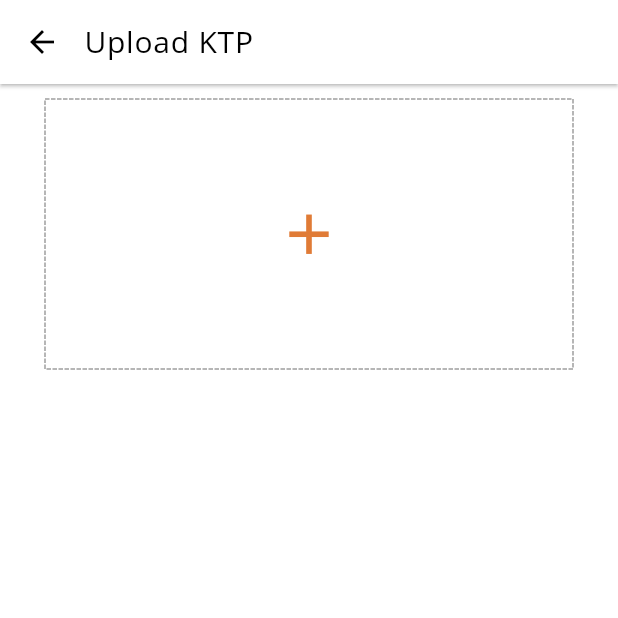
After one commit to primajatnika271995/Hasjrat-Asistant, a Flutter app: the UploadKTPCustomerView screen opened directly, on a phone screen of 412 x 824 dp, the top half of it. The commit adds this screen. Run offline on Flutter 3.47's test engine with Material 2 defaults, Android fonts, the phone set to English and light mode, and no system bars; drawn by our look-alikes of dotted_border; our stand-ins replace bloc, carousel_slider, dio, equatable, flutter_bloc, flutter_local_notifications and 11 more; missing offline and left inert: android_alarm_manager, firebase_ml_vision, scanbot_sdk, select_dialog, simple_logger; accounts and stored records are empty; network calls fail.

```diff
--- a/lib/src/views/prospect_customer_page/add_prospect_customer.dart
+++ b/lib/src/views/prospect_customer_page/add_prospect_customer.dart
@@ -3,8 +3,6 @@ import 'dart:io';
 import 'package:dotted_border/dotted_border.dart';
 import 'package:firebase_ml_vision/firebase_ml_vision.dart';
 import 'package:flutter/material.dart';
-import 'package:image_cropper/image_cropper.dart';
-import 'package:image_picker/image_picker.dart';
 import 'package:salles_tools/src/utils/hex_converter.dart';
 import 'package:salles_tools/src/utils/regex_file.dart';
 import 'package:salles_tools/src/utils/screen_size.dart';
@@ -18,122 +16,15 @@ class ProspectAddView extends StatefulWidget {
 }
 
 class _ProspectAddViewState extends State<ProspectAddView> {
-  var _scaffoldKey = GlobalKey<ScaffoldState>();
-
   String _currentSelectContext;
   String _currentSelectColor;
 
   var customerNameCtrl = new TextEditingController();
   var customerNIKCtrl = new TextEditingController();
 
-  Image currentPreviewImage;
-  final TextRecognizer textRecognizer =
-      FirebaseVision.instance.textRecognizer();
-
-  void _onPickImage() async {
-    final scaffold = _scaffoldKey.currentState;
-
-    var config = DocumentScannerConfiguration(
-      multiPageEnabled: false,
-      bottomBarBackgroundColor: HexColor('#E07B36'),
-      multiPageButtonHidden: true,
-      cameraPreviewMode: CameraPreviewMode.FILL_IN,
-      cancelButtonTitle: "Cancel",
-    );
-    var result = await ScanbotSdkUi.startDocumentScanner(config);
-
-    if (result.operationResult == OperationResult.SUCCESS) {
-      setState(() {
-        currentPreviewImage = Image.file(File.fromUri(result.pages[0].documentImageFileUri));
-      });
-
-      final FirebaseVisionImage visionImage =
-          FirebaseVisionImage.fromFilePath(result.pages[0].documentImageFileUri.path);
-      final VisionText visionText =
-          await textRecognizer.processImage(visionImage);
-
-      String text = visionText.text;
-
-      setState(() {
-        customerNameCtrl.text = visionText.blocks[3].text;
-      });
-
-      for (TextBlock block in visionText.blocks) {
-
-        for (TextLine line in block.lines) {
-          for (TextElement element in line.elements) {
-            setState(() {
-              customerNIKCtrl.text = Regex.isValidationNIK(block.text);
-            });
-          }
-        }
-      }
-    }
-
-//    try {
-//      final file = await ImagePicker.pickImage(source: ImageSource.camera);
-//      if (file == null) {
-//        throw Exception('File is not available');
-//      }
-//
-//      var fileCropper = await ImageCropper.cropImage(
-//        sourcePath: file.path,
-//        aspectRatioPresets: [
-//          CropAspectRatioPreset.square,
-//          CropAspectRatioPreset.ratio3x2,
-//          CropAspectRatioPreset.original,
-//          CropAspectRatioPreset.ratio4x3,
-//          CropAspectRatioPreset.ratio16x9
-//        ],
-//        androidUiSettings: AndroidUiSettings(
-//          toolbarTitle: 'KTP Cropper',
-//          toolbarWidgetColor: Colors.white,
-//          initAspectRatio: CropAspectRatioPreset.ratio4x3,
-//          showCropGrid: true,
-//          toolbarColor: HexColor('#E07B36'),
-//          lockAspectRatio: false,
-//        ),
-//        iosUiSettings: IOSUiSettings(
-//          minimumAspectRatio: 1.0,
-//        ),
-//      );
-//
-//      setState(() {
-//        imageFile = fileCropper;
-//      });
-//
-//      final FirebaseVisionImage visionImage =
-//          FirebaseVisionImage.fromFile(fileCropper);
-//      final VisionText visionText =
-//          await textRecognizer.processImage(visionImage);
-//
-//      String text = visionText.text;
-//
-//      setState(() {
-//        customerNameCtrl.text = visionText.blocks[3].text;
-//      });
-//
-//      for (TextBlock block in visionText.blocks) {
-//
-//        for (TextLine line in block.lines) {
-//          for (TextElement element in line.elements) {
-//            setState(() {
-//              customerNIKCtrl.text = Regex.isValidationNIK(block.text);
-//            });
-//          }
-//        }
-//      }
-//    } catch (e) {
-//      scaffold.showSnackBar(SnackBar(
-//        content: Text(e.toString()),
-//      ));
-//    }
-  }
-
   @override
   void dispose() {
     // TODO: implement dispose
-    textRecognizer.close();
     super.dispose();
   }
 
@@ -159,29 +50,6 @@ class _ProspectAddViewState extends State<ProspectAddView> {
           crossAxisAlignment: CrossAxisAlignment.start,
           children: <Widget>[
             dropdownMenu(),
-            Padding(
-              padding: const EdgeInsets.symmetric(horizontal: 50, vertical: 10),
-              child: Container(
-                height: 180,
-                width: screenWidth(context),
-                child: currentPreviewImage == null
-                    ? DottedBorder(
-                        strokeWidth: 1,
-                        color: Colors.grey,
-                        child: Center(
-                          child: IconButton(
-                            icon: Icon(Icons.add),
-                            iconSize: 45,
-                            color: HexColor('#E07B36'),
-                            onPressed: () {
-                              _onPickImage();
-                            },
-                          ),
-                        ),
-                      )
-                    : currentPreviewImage,
-              ),
-            ),
             formNamaCusotmer(),
             formNIK(),
             formContact(),
--- a/lib/src/views/prospect_customer_page/list_prospect_customer.dart
+++ b/lib/src/views/prospect_customer_page/list_prospect_customer.dart
@@ -3,6 +3,7 @@ import 'package:flutter_slidable/flutter_slidable.dart';
 import 'package:salles_tools/src/utils/hex_converter.dart';
 import 'package:salles_tools/src/views/prospect_customer_page/add_prospect_customer.dart';
 import 'package:salles_tools/src/views/prospect_customer_page/details_prospect_customer.dart';
+import 'package:salles_tools/src/views/prospect_customer_page/upload_ktp_customer.dart';
 
 class ProspectCustomerListView extends StatefulWidget {
   @override
@@ -14,7 +15,7 @@ class _ProspectCustomerListViewState extends State<ProspectCustomerListView> {
   void _onAddProspectCustomer() {
     Navigator.of(context).push(
       PageRouteBuilder(
-        pageBuilder: (_, __, ___) => ProspectAddView(),
+        pageBuilder: (_, __, ___) => UploadKTPCustomerView(),
         transitionDuration: Duration(milliseconds: 150),
         transitionsBuilder:
             (_, Animation<double> animation, __, Widget child) {
--- /dev/null
+++ b/lib/src/views/prospect_customer_page/upload_ktp_customer.dart
@@ -0,0 +1,332 @@
+import 'dart:io';
+
+import 'package:dotted_border/dotted_border.dart';
+import 'package:firebase_ml_vision/firebase_ml_vision.dart';
+import 'package:flutter/material.dart';
+import 'package:salles_tools/src/utils/hex_converter.dart';
+import 'package:salles_tools/src/utils/regex_file.dart';
+import 'package:salles_tools/src/utils/screen_size.dart';
+import 'package:salles_tools/src/views/components/log.dart';
+import 'package:scanbot_sdk/common_data.dart';
+import 'package:scanbot_sdk/document_scan_data.dart';
+import 'package:scanbot_sdk/scanbot_sdk_ui.dart';
+
+class UploadKTPCustomerView extends StatefulWidget {
+  @override
+  _UploadKTPCustomerViewState createState() => _UploadKTPCustomerViewState();
+}
+
+class _UploadKTPCustomerViewState extends State<UploadKTPCustomerView> {
+  Image currentPreviewImage;
+  String namaScan, nikScan, ttlScan, genderScan, alamatScan, agamaScan;
+
+  final TextRecognizer textRecognizer = FirebaseVision.instance.textRecognizer();
+
+  void _onPickImage() async {
+    var config = DocumentScannerConfiguration(
+      multiPageEnabled: false,
+      bottomBarBackgroundColor: HexColor('#E07B36'),
+      multiPageButtonHidden: true,
+      cancelButtonTitle: "Cancel",
+    );
+    var result = await ScanbotSdkUi.startDocumentScanner(config);
+
+    if (result.operationResult == OperationResult.SUCCESS) {
+      setState(() {
+        currentPreviewImage = Image.file(File.fromUri(result.pages[0].documentImageFileUri));
+      });
+
+      final FirebaseVisionImage visionImage =
+      FirebaseVisionImage.fromFilePath(result.pages[0].documentImageFileUri.path);
+      final VisionText visionText =
+      await textRecognizer.processImage(visionImage);
+
+      String text = visionText.text;
+      setState(() {
+        namaScan = visionText.blocks[3].text;
+        ttlScan = visionText.blocks[4].text;
+        genderScan = visionText.blocks[5].text;
+        agamaScan = visionText.blocks[6].text;
+        alamatScan = visionText.blocks[7].text;
+      });
+
+      for (TextBlock block in visionText.blocks) {
+        log.info(block.text);
+        for (TextLine line in block.lines) {
+          for (TextElement element in line.elements) {
+            setState(() {
+              nikScan = Regex.isValidationNIK(block.text);
+            });
+          }
+        }
+      }
+    }
+  }
+
+  @override
+  void dispose() {
+    // TODO: implement dispose
+    textRecognizer.close();
+    super.dispose();
+  }
+
+  @override
+  Widget build(BuildContext context) {
+    return Scaffold(
+      backgroundColor: Colors.white,
+      appBar: AppBar(
+        backgroundColor: Colors.white,
+        elevation: 1,
+        titleSpacing: 0,
+        title: Text(
+          "Upload KTP",
+          style: TextStyle(
+            color: Colors.black,
+            letterSpacing: 0.5,
+          ),
+        ),
+        iconTheme: IconThemeData(color: Colors.black),
+      ),
+      body: SingleChildScrollView(
+        child: Column(
+          children: <Widget>[
+            Padding(
+              padding: const EdgeInsets.symmetric(horizontal: 30, vertical: 10),
+              child: Stack(
+                children: <Widget>[
+                  Container(
+                    height: 180,
+                    width: screenWidth(context),
+                    child: currentPreviewImage == null
+                        ? DottedBorder(
+                      strokeWidth: 1,
+                      color: Colors.grey,
+                      child: Center(
+                        child: IconButton(
+                          icon: Icon(Icons.add),
+                          iconSize: 45,
+                          color: HexColor('#E07B36'),
+                          onPressed: () {
+                            _onPickImage();
+                          },
+                        ),
+                      ),
+                    )
+                        : currentPreviewImage,
+                  ),
+                  currentPreviewImage == null ? SizedBox() : Positioned(
+                    bottom: 0,
+                    right: 0,
+                    child: FloatingActionButton(
+                      onPressed: () {
+                        _onPickImage();
+                      },
+                      mini: true,
+                      child: Icon(Icons.add),
+                      backgroundColor: Colors.red,
+                    ),
+                  ),
+                ],
+              ),
+            ),
+            SizedBox(
+              height: 15,
+            ),
+            currentPreviewImage == null ? SizedBox() : Padding(
+              padding: const EdgeInsets.symmetric(horizontal: 30, vertical: 5),
+              child: Row(
+                crossAxisAlignment: CrossAxisAlignment.start,
+                children: <Widget>[
+                  Expanded(
+                    flex: 4,
+                    child: Text(
+                      "Nama KTP",
+                      style: TextStyle(
+                        fontSize: 16,
+                        fontWeight: FontWeight.w700,
+                        letterSpacing: 0.3,
+                      ),
+                    ),
+                  ),
+                  Expanded(
+                    flex: 6,
+                    child: Text(
+                      namaScan == null ? "-" : "$namaScan",
+                      style: TextStyle(
+                        fontSize: 16,
+                        letterSpacing: 1.0,
+                      ),
+                    ),
+                  ),
+                ],
+              ),
+            ),
+            currentPreviewImage == null ? SizedBox() : Padding(
+              padding: const EdgeInsets.symmetric(horizontal: 30, vertical: 5),
+              child: Row(
+                crossAxisAlignment: CrossAxisAlignment.start,
+                children: <Widget>[
+                  Expanded(
+                    flex: 4,
+                    child: Text(
+                      "Nomor Induk KTP",
+                      style: TextStyle(
+                        fontSize: 16,
+                        fontWeight: FontWeight.w700,
+                        letterSpacing: 0.3,
+                      ),
+                    ),
+                  ),
+                  Expanded(
+                    flex: 6,
+                    child: Text(
+                      nikScan == null ? "-" : "$nikScan",
+                      style: TextStyle(
+                        fontSize: 16,
+                        letterSpacing: 1.0,
+                      ),
+                    ),
+                  ),
+                ],
+              ),
+            ),
+            currentPreviewImage == null ? SizedBox() : Padding(
+              padding: const EdgeInsets.symmetric(horizontal: 30, vertical: 5),
+              child: Row(
+                crossAxisAlignment: CrossAxisAlignment.start,
+                children: <Widget>[
+                  Expanded(
+                    flex: 4,
+                    child: Text(
+                      "Tempat, Tgl Lahir",
+                      style: TextStyle(
+                        fontSize: 16,
+                        fontWeight: FontWeight.w700,
+                        letterSpacing: 0.3,
+                      ),
+                    ),
+                  ),
+                  Expanded(
+                    flex: 6,
+                    child: Text(
+                      ttlScan == null ? "-" : "$ttlScan",
+                      style: TextStyle(
+                        fontSize: 16,
+                        letterSpacing: 1.0,
+                      ),
+                    ),
+                  ),
+                ],
+              ),
+            ),
+            currentPreviewImage == null ? SizedBox() : Padding(
+              padding: const EdgeInsets.symmetric(horizontal: 30, vertical: 5),
+              child: Row(
+                crossAxisAlignment: CrossAxisAlignment.start,
+                children: <Widget>[
+                  Expanded(
+                    flex: 4,
+                    child: Text(
+                      "Jenis Kelamin",
+                      style: TextStyle(
+                        fontSize: 16,
+                        fontWeight: FontWeight.w700,
+                        letterSpacing: 0.3,
+                      ),
+                    ),
+                  ),
+                  Expanded(
+                    flex: 6,
+                    child: Text(
+                      genderScan == null ? "-" : "$genderScan",
+                      style: TextStyle(
+                        fontSize: 16,
+                        letterSpacing: 1.0,
+                      ),
+                    ),
+                  ),
+                ],
+              ),
+            ),
+            currentPreviewImage == null ? SizedBox() : Padding(
+              padding: const EdgeInsets.symmetric(horizontal: 30, vertical: 5),
+              child: Row(
+                crossAxisAlignment: CrossAxisAlignment.start,
+                children: <Widget>[
+                  Expanded(
+                    flex: 4,
+                    child: Text(
+                      "Agama",
+                      style: TextStyle(
+                        fontSize: 16,
+                        fontWeight: FontWeight.w700,
+                        letterSpacing: 0.3,
+                      ),
+                    ),
+                  ),
+                  Expanded(
+                    flex: 6,
+                    child: Text(
+                      agamaScan == null ? "-" : "$agamaScan",
+                      style: TextStyle(
+                        fontSize: 16,
+                        letterSpacing: 1.0,
+                      ),
+                    ),
+                  ),
+                ],
+              ),
+            ),
+            currentPreviewImage == null ? SizedBox() : Padding(
+              padding: const EdgeInsets.symmetric(horizontal: 30, vertical: 5),
+              child: Row(
+                crossAxisAlignment: CrossAxisAlignment.start,
+                children: <Widget>[
+                  Expanded(
+                    flex: 4,
+                    child: Text(
+                      "Alamat KTP",
+                      style: TextStyle(
+                        fontSize: 16,
+                        fontWeight: FontWeight.w700,
+                        letterSpacing: 0.3,
+                      ),
+                    ),
+                  ),
+                  Expanded(
+                    flex: 6,
+                    child: Text(
+                      alamatScan == null ? "-" : "$alamatScan",
+                      style: TextStyle(
+                        fontSize: 16,
+                        letterSpacing: 1.0,
+                      ),
+                    ),
+                  ),
+                ],
+              ),
+            ),
+            currentPreviewImage == null ? SizedBox() : Padding(
+              padding: const EdgeInsets.only(
+                  left: 30, right: 30, top: 30, bottom: 10),
+              child: Container(
+                width: screenWidth(context),
+                child: RaisedButton(
+                  onPressed: () {},
+                  child: Text(
+                    "NEXT",
+                    style: TextStyle(color: Colors.white),
+                  ),
+                  color: HexColor('#E07B36'),
+                  shape: RoundedRectangleBorder(
+                    borderRadius: BorderRadius.circular(30),
+                  ),
+                ),
+              ),
+            ),
+          ],
+        ),
+      ),
+    );
+  }
+}
--- a/pubspec.yaml
+++ b/pubspec.yaml
@@ -25,7 +25,7 @@ dependencies:
   cupertino_icons: ^0.1.2
 
   # Trial Plugin For Scan Card or Ducoment
-  scanbot_sdk: ^1.0.0
+  scanbot_sdk: ^1.1.0
 
   # Intl Package
   intl: ^0.16.0
```
Also changed, not shown: pubspec.lock, 5 other files.
